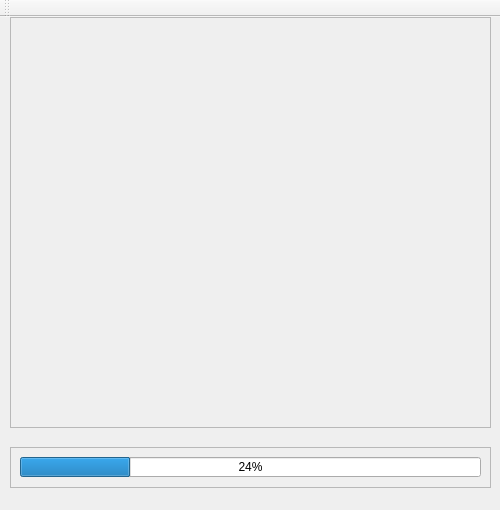
Qt form samples/normalset/mainwindow.ui (njrizzo/tucano) before a commit.
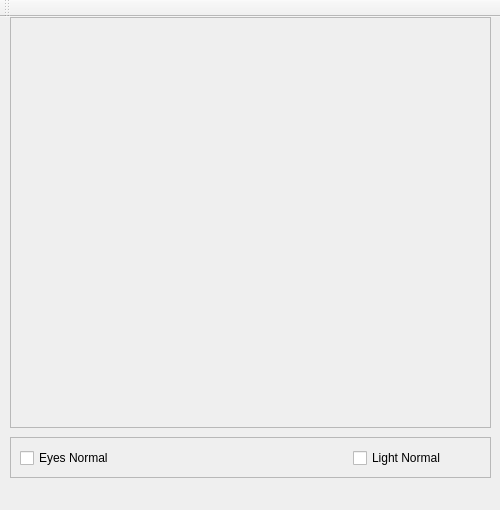
The same form after that commit.

Commit message: NormalSet finish

```diff
--- a/samples/normalset/mainwindow.ui
+++ b/samples/normalset/mainwindow.ui
@@ -34,7 +34,7 @@
     <property name="geometry">
      <rect>
       <x>10</x>
-      <y>430</y>
+      <y>420</y>
       <width>481</width>
       <height>41</height>
      </rect>
@@ -45,17 +45,30 @@
     <property name="frameShadow">
      <enum>QFrame::Raised</enum>
     </property>
-    <widget class="QProgressBar" name="progressBar">
+    <widget class="QCheckBox" name="checkBox">
      <property name="geometry">
       <rect>
        <x>10</x>
        <y>10</y>
-       <width>461</width>
-       <height>20</height>
+       <width>121</width>
+       <height>22</height>
       </rect>
      </property>
-     <property name="value">
-      <number>24</number>
+     <property name="text">
+      <string>Eyes Normal</string>
+     </property>
+    </widget>
+    <widget class="QCheckBox" name="checkBox_2">
+     <property name="geometry">
+      <rect>
+       <x>343</x>
+       <y>10</y>
+       <width>121</width>
+       <height>22</height>
+      </rect>
+     </property>
+     <property name="text">
+      <string>Light Normal</string>
      </property>
     </widget>
    </widget>
```
The commit also changes 7 other files.
